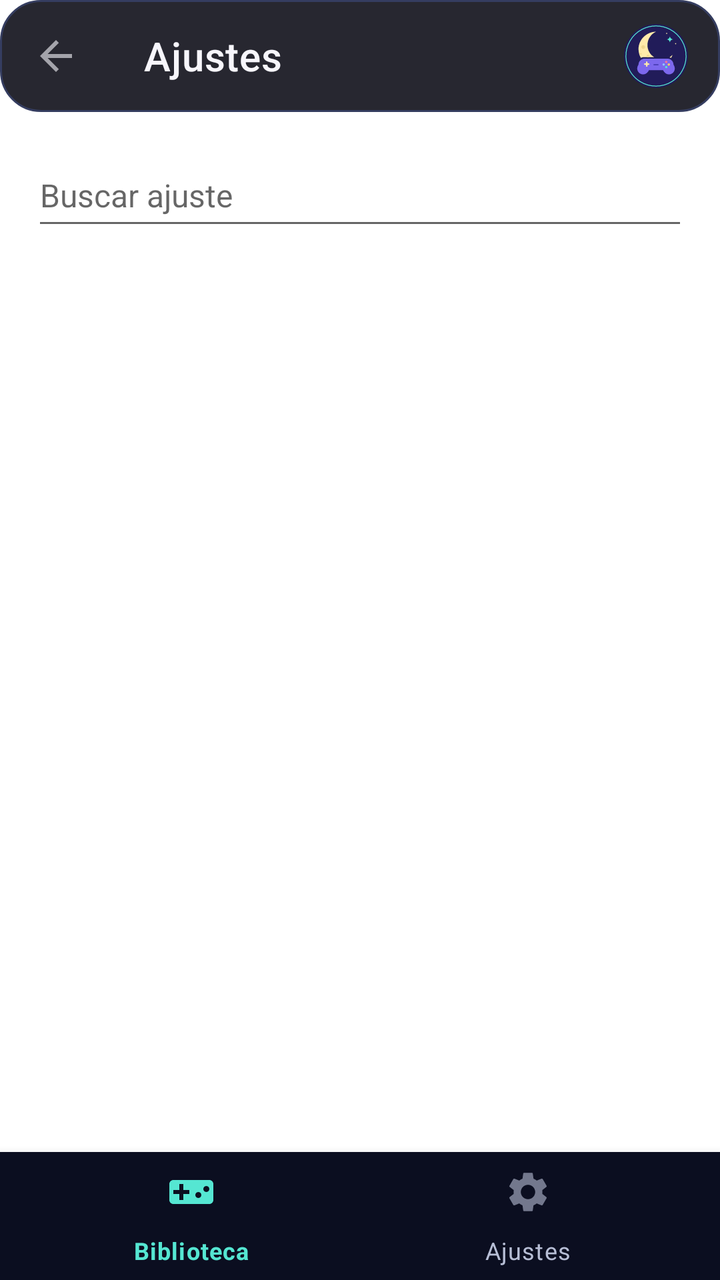
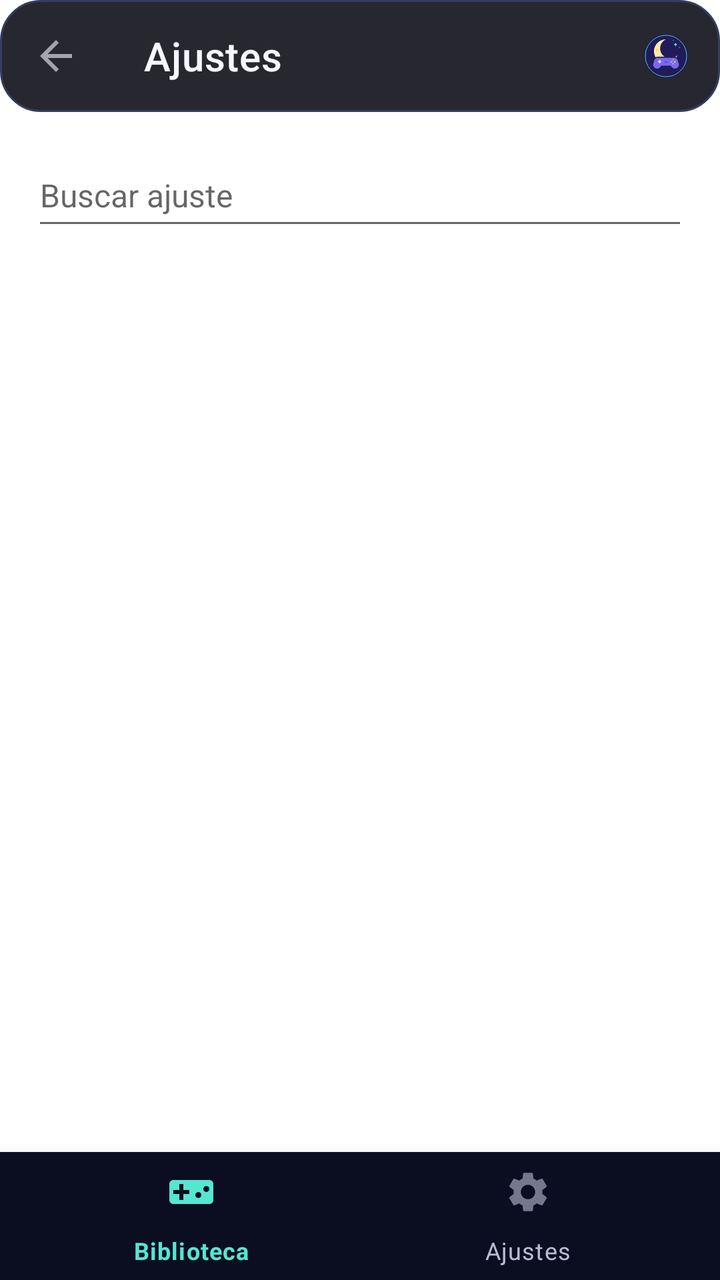

An Android layout rendered at two revisions. The XML below is the earlier revision; the diff shows what the commit changed to produce the second picture.
<!-- AndroidManifest.xml: fallback theme Theme.MaterialComponents.DayNight.NoActionBar -->
<!-- res/layout/fragment_home_settings.xml -->
<?xml version="1.0" encoding="utf-8"?>
<androidx.constraintlayout.widget.ConstraintLayout
    xmlns:android="http://schemas.android.com/apk/res/android"
    xmlns:app="http://schemas.android.com/apk/res-auto"
    android:layout_width="match_parent"
    android:layout_height="match_parent"
    android:background="?attr/colorSurface">

    <com.google.android.material.appbar.AppBarLayout
        android:id="@+id/appbar_home_settings"
        style="@style/Widget.Eden.TransparentTopAppBarLayout"
        android:layout_width="match_parent"
        android:layout_height="wrap_content"
        android:fitsSystemWindows="false"
        android:touchscreenBlocksFocus="false"
        app:layout_constraintEnd_toEndOf="parent"
        app:layout_constraintStart_toStartOf="parent"
        app:layout_constraintTop_toTopOf="parent">

        <com.google.android.material.appbar.MaterialToolbar
            android:id="@+id/toolbar_home_settings"
            style="@style/Widget.Eden.TransparentTopToolbar"
            android:layout_width="match_parent"
            android:layout_height="?attr/actionBarSize"
            android:touchscreenBlocksFocus="false"
            app:navigationIcon="@drawable/ic_back"
            app:title="@string/mw_reform_settings"><ImageView android:layout_width="32dp" android:layout_height="32dp" android:layout_gravity="end" android:layout_marginEnd="16dp" android:src="@drawable/ic_moonwitch_mark" android:importantForAccessibility="no"/></com.google.android.material.appbar.MaterialToolbar>

    </com.google.android.material.appbar.AppBarLayout>

    <androidx.core.widget.NestedScrollView
        android:id="@+id/scroll_view_settings"
        android:layout_width="0dp"
        android:layout_height="0dp"
        android:background="@android:color/transparent"
        android:clipToPadding="false"
        android:defaultFocusHighlightEnabled="false"
        android:fadeScrollbars="false"
        android:scrollbars="vertical"
        app:layout_constraintBottom_toTopOf="@id/settings_navigation"
        app:layout_constraintEnd_toEndOf="parent"
        app:layout_constraintStart_toStartOf="parent"
        app:layout_constraintTop_toBottomOf="@id/appbar_home_settings">

        <androidx.appcompat.widget.LinearLayoutCompat
            android:id="@+id/linear_layout_settings"
            android:layout_width="match_parent"
            android:layout_height="wrap_content"
            android:orientation="vertical"
            android:paddingHorizontal="16dp"
            android:paddingTop="16dp">

            <EditText android:id="@+id/settings_search" android:layout_width="match_parent" android:layout_height="48dp" android:layout_marginBottom="12dp" android:inputType="text" android:singleLine="true" android:hint="@string/mw_reform_search_settings" android:textSize="16sp"/>
            <androidx.recyclerview.widget.RecyclerView
                android:id="@+id/home_settings_list"
                android:layout_width="match_parent"
                android:layout_height="wrap_content"
                android:clipToPadding="false"
                android:nestedScrollingEnabled="false" />

        </androidx.appcompat.widget.LinearLayoutCompat>

    </androidx.core.widget.NestedScrollView>

<com.google.android.material.bottomnavigation.BottomNavigationView android:id="@+id/settings_navigation" android:layout_width="0dp" android:layout_height="wrap_content" android:minHeight="64dp" android:background="@color/mw_reform_bg" app:menu="@menu/mw_reform_navigation" app:labelVisibilityMode="labeled" app:itemIconTint="@color/mw_reform_navigation" app:itemTextColor="@color/mw_reform_navigation" app:itemActiveIndicatorStyle="@null" app:layout_constraintStart_toStartOf="parent" app:layout_constraintEnd_toEndOf="parent" app:layout_constraintBottom_toBottomOf="parent"/>
</androidx.constraintlayout.widget.ConstraintLayout>
<!-- resources referenced by this layout -->
<resources>
  <color name="mw_reform_bg">#0B0E20</color>
  <!-- drawable ic_back (drawable) -->
  <vector xmlns:android="http://schemas.android.com/apk/res/android"
      android:width="24dp"
      android:height="24dp"
      android:autoMirrored="true"
      android:viewportWidth="24"
      android:viewportHeight="24">
      <path
          android:fillColor="?attr/colorControlNormal"
          android:pathData="M20,11H7.83l5.59,-5.59L12,4l-8,8 8,8 1.41,-1.41L7.83,13H20v-2z" />
  </vector>
  <!-- drawable ic_moonwitch_mark: vector/xml drawable (drawable, 2291 chars, omitted) -->
  <string name="mw_reform_search_settings">Buscar ajuste</string>
  <string name="mw_reform_settings">Ajustes</string>
  <style name="Widget.Eden.TransparentTopAppBarLayout" parent="">
          <item name="android:background">@android:color/transparent</item>
          <item name="android:elevation">0dp</item>
          <item name="android:stateListAnimator">@null</item>
          <item name="elevation">0dp</item>
          <item name="liftOnScroll">false</item>
          <item name="statusBarForeground">@android:color/transparent</item>
      </style>
  <style name="Widget.Eden.TransparentTopToolbar" parent="">
          <item name="android:background">@drawable/mw_reformulation_toolbar_surface</item>
          <item name="android:elevation">0dp</item>
          <item name="backgroundTint">@android:color/transparent</item>
          <item name="titleTextColor">@color/mw_ui_text</item>
          <item name="subtitleTextColor">@color/mw_ui_text_2</item>
          <item name="navigationIconTint">@color/mw_ui_text</item>
      </style>
  <!-- drawable mw_reformulation_toolbar_surface (drawable) -->
  <?xml version="1.0" encoding="utf-8"?>
  <shape xmlns:android="http://schemas.android.com/apk/res/android" android:shape="rectangle"><solid android:color="#E610101A"/><corners android:radius="20dp"/><stroke android:width="1dp" android:color="@color/mw_ui_border"/></shape>
  <color name="mw_ui_text">#F7F6FC</color>
  <color name="mw_ui_text_2">#B7BED5</color>
  <color name="mw_ui_border">#353D60</color>
</resources>

<!-- the commit's change to res/layout/fragment_home_settings.xml (unified diff, before → after) -->
@@ -24,7 +24,7 @@
             android:layout_height="?attr/actionBarSize"
             android:touchscreenBlocksFocus="false"
             app:navigationIcon="@drawable/ic_back"
-            app:title="@string/mw_reform_settings"><ImageView android:layout_width="32dp" android:layout_height="32dp" android:layout_gravity="end" android:layout_marginEnd="16dp" android:src="@drawable/ic_moonwitch_mark" android:importantForAccessibility="no"/></com.google.android.material.appbar.MaterialToolbar>
+            app:title="@string/mw_reform_settings"><ImageView android:layout_width="22dp" android:layout_height="22dp" android:layout_gravity="end" android:layout_marginEnd="16dp" android:src="@drawable/ic_moonwitch_mark" android:importantForAccessibility="no"/></com.google.android.material.appbar.MaterialToolbar>
 
     </com.google.android.material.appbar.AppBarLayout>
 
